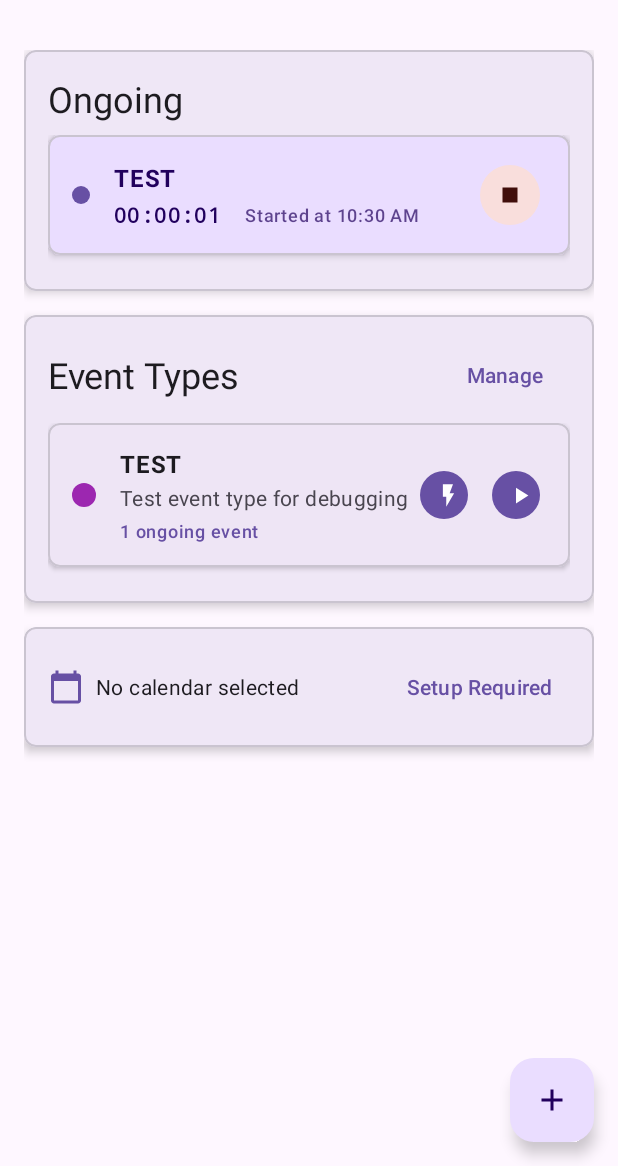
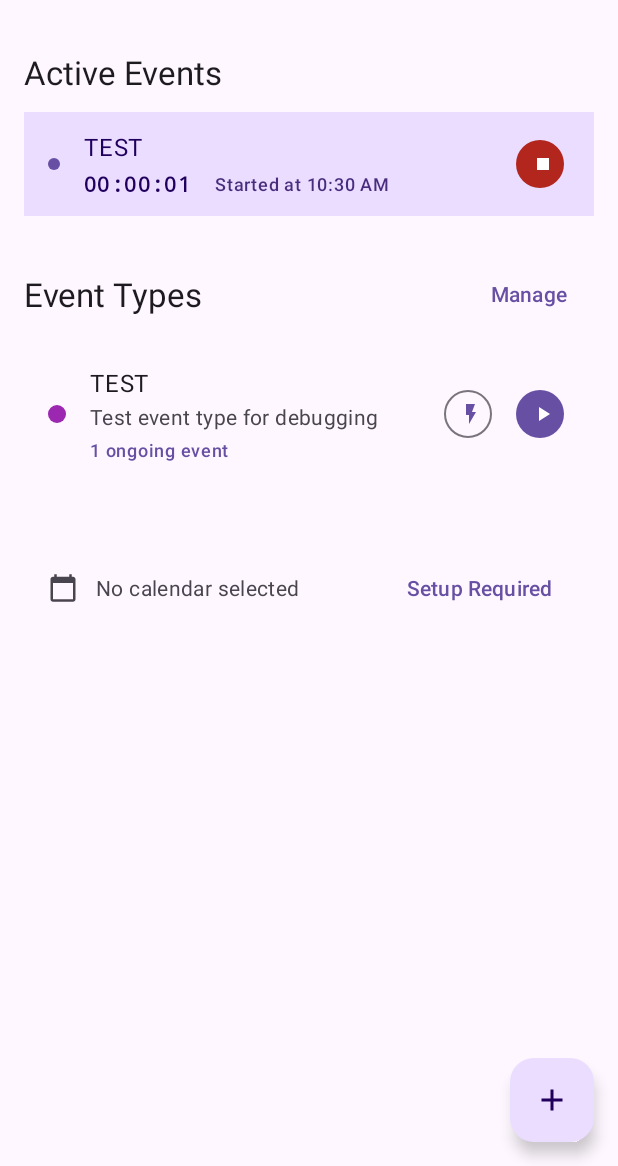
Before and after one commit to tjcelaya/scribcal-android, an Android app: the screen it shows after launch (MainActivity), after a tap on "Start Event", on a phone screen of 412 x 824 dp, the part 70-1236 px from its top. Run offline under Robolectric (Android 15) with nearby library versions, the phone set to English and light mode, and no system bars; our stand-ins replace Room's generated code, navigation-ui; libraries missing offline, so code that uses them is left out: com.google.api.client, com.google.api.services.

```diff
--- a/app/src/main/res/layout/fragment_tracking.xml
+++ b/app/src/main/res/layout/fragment_tracking.xml
@@ -4,13 +4,16 @@
     xmlns:tools="http://schemas.android.com/tools"
     android:layout_width="match_parent"
     android:layout_height="match_parent"
+    android:background="?android:attr/colorBackground"
     tools:context=".ui.tracking.TrackingFragment">
 
     <ScrollView
         android:layout_width="match_parent"
         android:layout_height="match_parent"
-        android:paddingHorizontal="16dp"
-        android:paddingTop="16dp">
+        android:paddingStart="16dp"
+        android:paddingEnd="16dp"
+        android:paddingTop="16dp"
+        android:paddingBottom="88dp">
 
         <LinearLayout
             android:layout_width="match_parent"
@@ -18,27 +21,21 @@
             android:orientation="vertical">
 
             <!-- Ongoing Section -->
-            <com.google.android.material.card.MaterialCardView
+            <LinearLayout
                 android:id="@+id/ongoingEventsCard"
                 android:layout_width="match_parent"
                 android:layout_height="wrap_content"
-                android:layout_marginBottom="16dp"
-                android:visibility="gone"
-                app:cardElevation="4dp"
-                app:cardCornerRadius="8dp">
-
-                <LinearLayout
-                    android:layout_width="match_parent"
-                    android:layout_height="wrap_content"
+                android:layout_marginBottom="24dp"
                 android:orientation="vertical"
-                    android:padding="16dp">
+                android:visibility="gone">
 
                 <TextView
                     android:layout_width="match_parent"
                     android:layout_height="wrap_content"
-                        android:text="Ongoing"
-                        android:textAppearance="@style/TextAppearance.Material3.HeadlineSmall"
-                        android:layout_marginBottom="8dp" />
+                    android:layout_marginBottom="12dp"
+                    android:text="Active Events"
+                    android:textAppearance="@style/TextAppearance.Material3.TitleLarge"
+                    android:textColor="?android:attr/textColorPrimary" />
 
                 <androidx.recyclerview.widget.RecyclerView
                     android:id="@+id/ongoingEventsRecyclerView"
@@ -47,42 +44,35 @@
                     tools:listitem="@layout/item_ongoing_event" />
 
             </LinearLayout>
-            </com.google.android.material.card.MaterialCardView>
 
             <!-- Event Types Section -->
-            <com.google.android.material.card.MaterialCardView
+            <LinearLayout
                 android:layout_width="match_parent"
                 android:layout_height="wrap_content"
-                android:layout_marginBottom="16dp"
-                app:cardElevation="4dp"
-                app:cardCornerRadius="8dp">
+                android:layout_marginBottom="24dp"
+                android:orientation="vertical">
 
                 <LinearLayout
                     android:layout_width="match_parent"
                     android:layout_height="wrap_content"
-                    android:orientation="vertical"
-                    android:padding="16dp">
-
-                    <LinearLayout
-                        android:layout_width="match_parent"
-                        android:layout_height="wrap_content"
-                        android:orientation="horizontal"
+                    android:layout_marginBottom="12dp"
                     android:gravity="center_vertical"
-                        android:layout_marginBottom="8dp">
+                    android:orientation="horizontal">
 
                     <TextView
                         android:layout_width="0dp"
                         android:layout_height="wrap_content"
                         android:layout_weight="1"
                         android:text="Event Types"
-                            android:textAppearance="@style/TextAppearance.Material3.HeadlineSmall" />
+                        android:textAppearance="@style/TextAppearance.Material3.TitleLarge"
+                        android:textColor="?android:attr/textColorPrimary" />
 
                     <com.google.android.material.button.MaterialButton
                         android:id="@+id/manageEventTypesButton"
+                        style="@style/Widget.Material3.Button.TextButton"
                         android:layout_width="wrap_content"
                         android:layout_height="wrap_content"
-                            android:text="Manage"
-                            style="@style/Widget.Material3.Button.TextButton" />
+                        android:text="Manage" />
 
                 </LinearLayout>
 
@@ -96,45 +86,37 @@
                     android:id="@+id/emptyEventTypesText"
                     android:layout_width="match_parent"
                     android:layout_height="wrap_content"
-                        android:text="No event types yet. Tap 'Manage' to create your first event type."
-                        android:textAppearance="@style/TextAppearance.Material3.BodyMedium"
+                    android:gravity="center"
+                    android:padding="32dp"
+                    android:text="No event types yet.\nTap 'Manage' to create your first event type."
+                    android:textAppearance="@style/TextAppearance.Material3.BodyLarge"
                     android:textColor="?android:attr/textColorSecondary"
-                        android:gravity="center"
-                        android:padding="24dp"
                     android:visibility="gone" />
 
             </LinearLayout>
 
-            </com.google.android.material.card.MaterialCardView>
-
             <!-- Calendar Status Section -->
-            <com.google.android.material.card.MaterialCardView
+            <LinearLayout
                 android:id="@+id/calendarStatusCard"
                 android:layout_width="match_parent"
                 android:layout_height="wrap_content"
-                android:layout_marginBottom="88dp"
-                app:cardElevation="4dp"
-                app:cardCornerRadius="8dp">
-
-                <LinearLayout
-                    android:layout_width="match_parent"
-                    android:layout_height="wrap_content"
-                    android:orientation="vertical"
-                    android:padding="16dp">
-
-                    <LinearLayout
-                        android:layout_width="match_parent"
-                        android:layout_height="wrap_content"
+                android:layout_marginTop="8dp"
+                android:background="?android:attr/selectableItemBackground"
+                android:gravity="center_vertical"
+                android:minHeight="56dp"
                 android:orientation="horizontal"
-                        android:gravity="center_vertical">
+                android:paddingStart="16dp"
+                android:paddingTop="12dp"
+                android:paddingEnd="16dp"
+                android:paddingBottom="12dp">
 
                 <ImageView
                     android:id="@+id/calendarStatusIcon"
-                            android:layout_width="24dp"
-                            android:layout_height="24dp"
-                            android:layout_marginEnd="8dp"
+                    android:layout_width="20dp"
+                    android:layout_height="20dp"
+                    android:layout_marginEnd="12dp"
                     android:src="@drawable/ic_calendar_today"
-                            app:tint="?attr/colorPrimary" />
+                    app:tint="?attr/colorOnSurfaceVariant" />
 
                 <TextView
                     android:id="@+id/calendarStatusText"
@@ -142,20 +124,18 @@
                     android:layout_height="wrap_content"
                     android:layout_weight="1"
                     android:textAppearance="@style/TextAppearance.Material3.BodyMedium"
+                    android:textColor="?android:attr/textColorSecondary"
                     tools:text="Calendar: My Calendar" />
 
                 <com.google.android.material.button.MaterialButton
                     android:id="@+id/calendarSetupButton"
+                    style="@style/Widget.Material3.Button.TextButton"
                     android:layout_width="wrap_content"
                     android:layout_height="wrap_content"
                     android:text="Setup"
-                            style="@style/Widget.Material3.Button.TextButton" />
+                    android:textSize="14sp" />
 
             </LinearLayout>
-
-                </LinearLayout>
-
-            </com.google.android.material.card.MaterialCardView>
 
         </LinearLayout>
 
--- a/app/src/main/res/layout/item_event_type_tracking.xml
+++ b/app/src/main/res/layout/item_event_type_tracking.xml
@@ -1,30 +1,29 @@
 <?xml version="1.0" encoding="utf-8"?>
-<com.google.android.material.card.MaterialCardView xmlns:android="http://schemas.android.com/apk/res/android"
+<LinearLayout xmlns:android="http://schemas.android.com/apk/res/android"
     xmlns:app="http://schemas.android.com/apk/res-auto"
     xmlns:tools="http://schemas.android.com/tools"
     android:layout_width="match_parent"
     android:layout_height="wrap_content"
-    android:layout_marginBottom="8dp"
-    app:cardElevation="2dp"
-    app:cardCornerRadius="8dp"
+    android:layout_marginBottom="4dp"
+    android:background="?android:attr/selectableItemBackground"
     android:clickable="true"
-    android:focusable="true">
-
-    <LinearLayout
-        android:layout_width="match_parent"
-        android:layout_height="wrap_content"
+    android:focusable="true"
+    android:gravity="center_vertical"
+    android:minHeight="72dp"
     android:orientation="horizontal"
-        android:padding="16dp"
-        android:gravity="center_vertical">
+    android:paddingStart="16dp"
+    android:paddingTop="12dp"
+    android:paddingEnd="16dp"
+    android:paddingBottom="12dp">
 
     <!-- Color Indicator -->
     <View
         android:id="@+id/colorIndicator"
-            android:layout_width="16dp"
-            android:layout_height="16dp"
+        android:layout_width="12dp"
+        android:layout_height="12dp"
         android:layout_marginEnd="16dp"
         android:background="@drawable/circle_background"
-            tools:backgroundTint="@color/purple_500" />
+        tools:backgroundTint="?attr/colorPrimary" />
 
     <!-- Event Type Info -->
     <LinearLayout
@@ -38,31 +37,31 @@
             android:layout_width="match_parent"
             android:layout_height="wrap_content"
             android:textAppearance="@style/TextAppearance.Material3.BodyLarge"
-                android:textStyle="bold"
+            android:textColor="?android:attr/textColorPrimary"
             tools:text="Exercise" />
 
         <TextView
             android:id="@+id/eventTypeDescription"
             android:layout_width="match_parent"
             android:layout_height="wrap_content"
+            android:layout_marginTop="2dp"
             android:textAppearance="@style/TextAppearance.Material3.BodyMedium"
-                android:textColor="?attr/colorOnSurfaceVariant"
-                android:layout_marginTop="2dp"
+            android:textColor="?android:attr/textColorSecondary"
             android:visibility="gone"
-                tools:visibility="visible"
-                tools:text="Daily workout sessions" />
+            tools:text="Daily workout sessions"
+            tools:visibility="visible" />
 
         <!-- Ongoing Event Status -->
         <TextView
             android:id="@+id/ongoingStatusText"
             android:layout_width="match_parent"
             android:layout_height="wrap_content"
+            android:layout_marginTop="4dp"
             android:textAppearance="@style/TextAppearance.Material3.LabelMedium"
             android:textColor="?attr/colorPrimary"
-                android:layout_marginTop="4dp"
             android:visibility="gone"
-                tools:visibility="visible"
-                tools:text="2? ongoing events" />
+            tools:text="2 active events"
+            tools:visibility="visible" />
 
     </LinearLayout>
 
@@ -75,14 +74,13 @@
         <!-- Instant Event Button -->
         <com.google.android.material.button.MaterialButton
             android:id="@+id/instantEventButton"
-                style="@style/Widget.Material3.Button.IconButton.Filled"
+            style="@style/Widget.Material3.Button.IconButton.Outlined"
             android:layout_width="40dp"
             android:layout_height="40dp"
             android:layout_marginEnd="8dp"
             android:contentDescription="Record Instant Event"
             app:icon="@drawable/ic_flash"
-                app:iconSize="18dp"
-                tools:backgroundTint="?attr/colorSecondary" />
+            app:iconSize="16dp" />
 
         <!-- Start Event Button -->
         <com.google.android.material.button.MaterialButton
@@ -92,10 +90,8 @@
             android:layout_height="40dp"
             android:contentDescription="Start Event"
             app:icon="@drawable/ic_play"
-                app:iconSize="18dp" />
+            app:iconSize="16dp" />
 
     </LinearLayout>
 
 </LinearLayout>
-
-</com.google.android.material.card.MaterialCardView>
--- a/app/src/main/res/layout/item_ongoing_event.xml
+++ b/app/src/main/res/layout/item_ongoing_event.xml
@@ -1,28 +1,26 @@
 <?xml version="1.0" encoding="utf-8"?>
-<com.google.android.material.card.MaterialCardView xmlns:android="http://schemas.android.com/apk/res/android"
+<LinearLayout xmlns:android="http://schemas.android.com/apk/res/android"
     xmlns:app="http://schemas.android.com/apk/res-auto"
     xmlns:tools="http://schemas.android.com/tools"
     android:layout_width="match_parent"
     android:layout_height="wrap_content"
-    android:layout_marginBottom="8dp"
-    app:cardElevation="3dp"
-    app:cardCornerRadius="8dp"
-    app:cardBackgroundColor="?attr/colorPrimaryContainer"
+    android:layout_marginBottom="4dp"
+    android:background="?attr/colorPrimaryContainer"
     android:clickable="true"
-    android:focusable="true">
-
-    <LinearLayout
-        android:layout_width="match_parent"
-        android:layout_height="wrap_content"
+    android:focusable="true"
+    android:gravity="center_vertical"
+    android:minHeight="64dp"
     android:orientation="horizontal"
-        android:padding="16dp"
-        android:gravity="center_vertical">
+    android:paddingStart="16dp"
+    android:paddingTop="12dp"
+    android:paddingEnd="16dp"
+    android:paddingBottom="12dp">
 
     <!-- Status Indicator (Pulsing dot) -->
     <View
         android:id="@+id/statusIndicator"
-            android:layout_width="12dp"
-            android:layout_height="12dp"
+        android:layout_width="8dp"
+        android:layout_height="8dp"
         android:layout_marginEnd="16dp"
         android:background="@drawable/circle_background"
         android:backgroundTint="?attr/colorPrimary" />
@@ -39,26 +37,25 @@
             android:layout_width="match_parent"
             android:layout_height="wrap_content"
             android:textAppearance="@style/TextAppearance.Material3.BodyLarge"
-                android:textStyle="bold"
             android:textColor="?attr/colorOnPrimaryContainer"
             tools:text="Exercise" />
 
         <LinearLayout
             android:layout_width="match_parent"
             android:layout_height="wrap_content"
-                android:orientation="horizontal"
+            android:layout_marginTop="4dp"
             android:gravity="center_vertical"
-                android:layout_marginTop="4dp">
+            android:orientation="horizontal">
 
             <!-- Timer Display -->
             <TextView
                 android:id="@+id/elapsedTimeText"
                 android:layout_width="wrap_content"
                 android:layout_height="wrap_content"
+                android:fontFamily="monospace"
                 android:textAppearance="@style/TextAppearance.Material3.BodyMedium"
                 android:textColor="?attr/colorOnPrimaryContainer"
                 android:textStyle="bold"
-                    android:fontFamily="monospace"
                 tools:text="00:05:32" />
 
             <!-- Started At -->
@@ -67,9 +64,9 @@
                 android:layout_width="wrap_content"
                 android:layout_height="wrap_content"
                 android:layout_marginStart="16dp"
+                android:alpha="0.8"
                 android:textAppearance="@style/TextAppearance.Material3.LabelMedium"
                 android:textColor="?attr/colorOnPrimaryContainer"
-                    android:alpha="0.7"
                 tools:text="Started at 2:30 PM" />
 
         </LinearLayout>
@@ -79,15 +76,13 @@
     <!-- Stop Button -->
     <com.google.android.material.button.MaterialButton
         android:id="@+id/stopEventButton"
-            style="@style/Widget.Material3.Button.IconButton.Filled.Tonal"
-            android:layout_width="48dp"
-            android:layout_height="48dp"
+        style="@style/Widget.Material3.Button.IconButton.Filled"
+        android:layout_width="40dp"
+        android:layout_height="40dp"
         android:contentDescription="Stop Event"
+        app:backgroundTint="?attr/colorError"
         app:icon="@drawable/ic_stop"
-            app:iconSize="20dp"
-            app:backgroundTint="?attr/colorErrorContainer"
-            app:iconTint="?attr/colorOnErrorContainer" />
+        app:iconSize="16dp"
+        app:iconTint="?attr/colorOnError" />
 
 </LinearLayout>
-
-</com.google.android.material.card.MaterialCardView>
```
Lines whose indentation alone changed are shown as unchanged.
